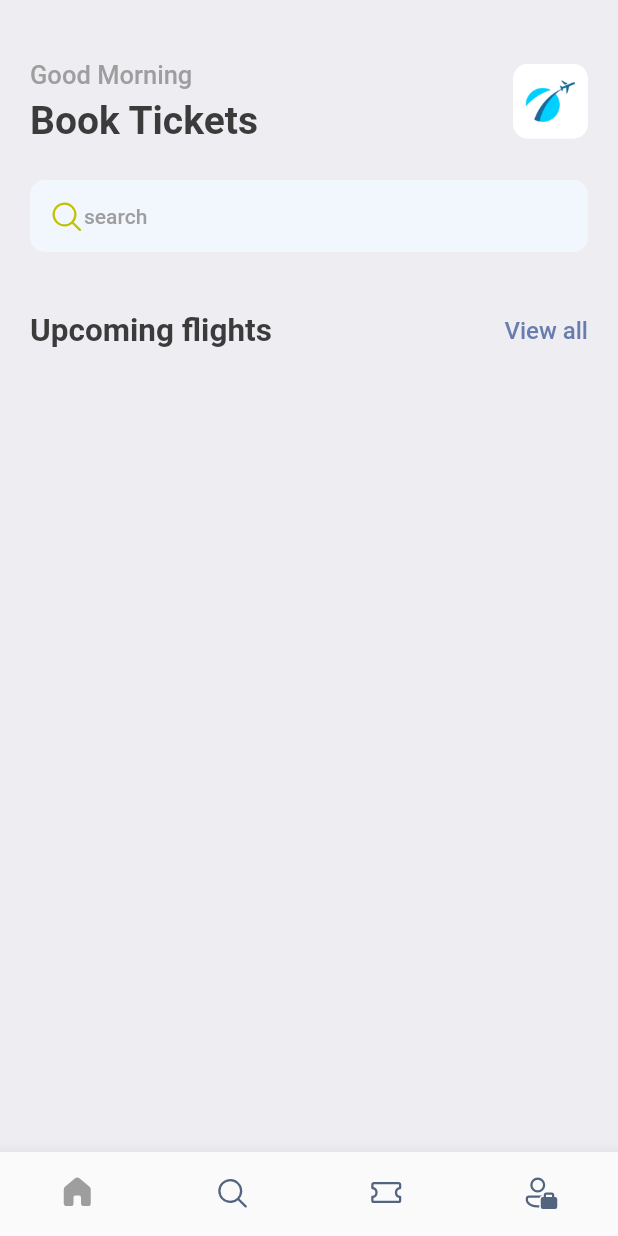
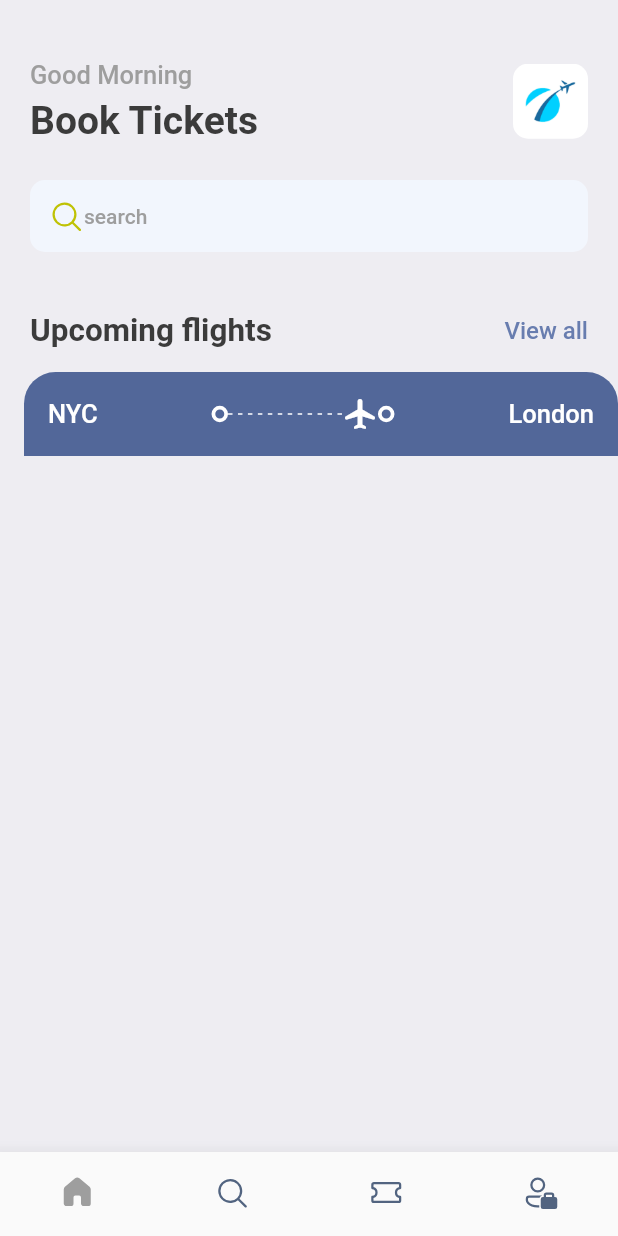
Before and after one commit to kosalaMaduwantha/Project_Based_Learning, a Flutter app: the screen it shows after launch, on a phone screen of 412 x 824 dp. Run offline on Flutter 3.47's test engine with Material 2 defaults, Android fonts, the phone set to English and light mode, and no system bars; our stand-ins replace fluentui_icons, gap.

Commit message:
added new changes

```diff
--- a/flutter_learning/flutter_application_4/lib/screens/home_screen.dart
+++ b/flutter_learning/flutter_application_4/lib/screens/home_screen.dart
@@ -3,6 +3,7 @@
 import 'package:flutter/src/foundation/key.dart';
 import 'package:flutter/src/widgets/framework.dart';
 import 'package:flutter/widgets.dart';
+import 'package:flutter_application_4/screens/ticket_views.dart';
 import 'package:flutter_application_4/utils/app_styles.dart';
 import 'package:gap/gap.dart';
 
@@ -96,6 +97,8 @@
               ],
             ),
           ),
+          const Gap(15),
+          TicketView()
         ],
       ),
     );
--- /dev/null
+++ b/flutter_learning/flutter_application_4/lib/screens/ticket_views.dart
@@ -0,0 +1,83 @@
+import 'package:flutter/material.dart';
+import 'package:flutter/src/foundation/key.dart';
+import 'package:flutter/src/widgets/framework.dart';
+import 'package:flutter_application_4/utils/app_layout.dart';
+import 'package:flutter_application_4/utils/app_styles.dart';
+import 'package:flutter_application_4/widgets/thick_container.dart';
+
+class TicketView extends StatelessWidget {
+  const TicketView({Key? key}) : super(key: key);
+
+  @override
+  Widget build(BuildContext context) {
+    final size = AppLayout.getSize(context);
+    return SizedBox(
+      width: size.width,
+      height: 200,
+      child: Container(
+        margin: const EdgeInsets.only(left: 16),
+        child: Column(
+          children: [
+            Container(
+              decoration: const BoxDecoration(
+                  color: Color(0xFF526799),
+                  borderRadius: BorderRadius.only(
+                      topLeft: Radius.circular(21),
+                      topRight: Radius.circular(21))),
+              padding: const EdgeInsets.all(16),
+              child: Column(children: [
+                Row(
+                  children: [
+                    Text(
+                      "NYC",
+                      style:
+                          Styles.headlineStyle3.copyWith(color: Colors.white),
+                    ),
+                    Expanded(child: Container()),
+                    ThickContainer(),
+                    Expanded(
+                      child: SizedBox(
+                        height: 24,
+                        child: LayoutBuilder(
+                          builder: (BuildContext context,
+                              BoxConstraints constraints) {
+                            print("width: ${constraints.constrainWidth()}");
+                            return Flex(
+                              direction: Axis.horizontal,
+                              mainAxisAlignment: MainAxisAlignment.spaceBetween,
+                              mainAxisSize: MainAxisSize.max,
+                              children: List.generate(
+                                  (constraints.constrainWidth() / 6).floor(),
+                                  (index) => const SizedBox(
+                                        width: 3,
+                                        height: 1,
+                                        child: DecoratedBox(
+                                            decoration: BoxDecoration(
+                                                color: Colors.white)),
+                                      )),
+                            );
+                          },
+                        ),
+                      ),
+                    ),
+                    Icon(
+                      Icons.local_airport_rounded,
+                      color: Colors.white,
+                    ),
+                    ThickContainer(),
+                    Expanded(child: Container()),
+                    Text(
+                      "London",
+                      style:
+                          Styles.headlineStyle3.copyWith(color: Colors.white),
+                    ),
+                  ],
+                )
+              ]),
+            )
+          ],
+        ),
+      ),
+    );
+  }
+}
--- /dev/null
+++ b/flutter_learning/flutter_application_4/lib/utils/app_layout.dart
@@ -0,0 +1,7 @@
+import 'package:flutter/material.dart';
+
+class AppLayout{
+   static getSize(BuildContext context){
+    return MediaQuery.of(context).size;
+   }
+}
--- /dev/null
+++ b/flutter_learning/flutter_application_4/lib/widgets/thick_container.dart
@@ -0,0 +1,18 @@
+import 'package:flutter/cupertino.dart';
+import 'package:flutter/material.dart';
+import 'package:flutter/src/foundation/key.dart';
+import 'package:flutter/src/widgets/framework.dart';
+
+class ThickContainer extends StatelessWidget {
+  const ThickContainer({Key? key}) : super(key: key);
+
+  @override
+  Widget build(BuildContext context) {
+    return Container(
+      padding: const EdgeInsets.all(3.0),
+      decoration: BoxDecoration(
+          borderRadius: BorderRadius.circular(20),
+          border: Border.all(width: 2.5, color: Colors.white)),
+    );
+  }
+}
```
